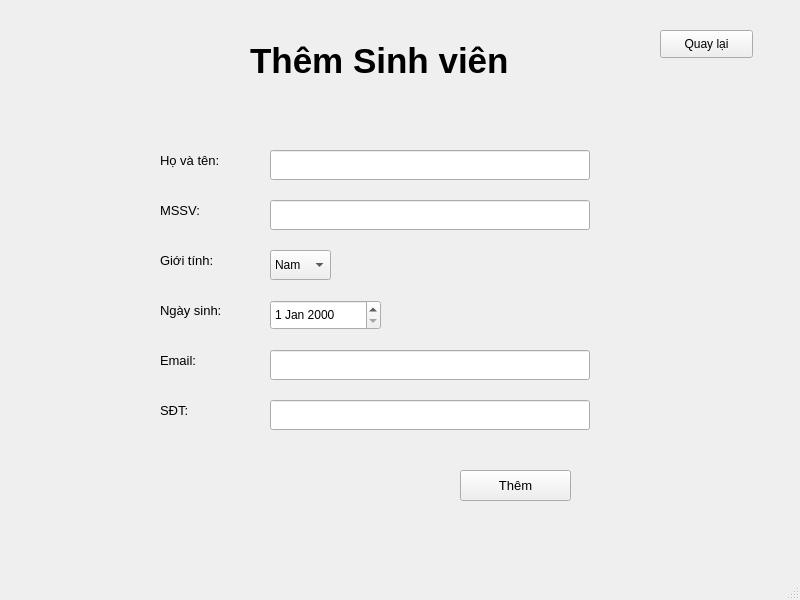
First picture: the form in projectPy/ThemSV.ui, repository Nhat2510/project-Python, before the edit.
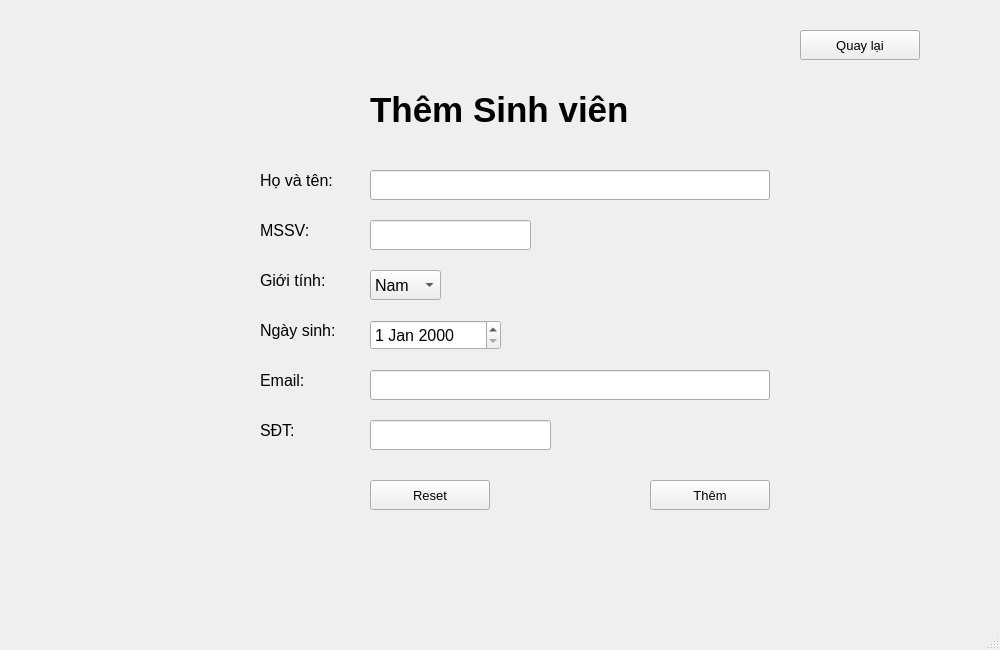
Second picture: the form after the edit.

```diff
--- a/projectPy/ThemSV.ui
+++ b/projectPy/ThemSV.ui
@@ -6,8 +6,8 @@
    <rect>
     <x>0</x>
     <y>0</y>
-    <width>800</width>
-    <height>600</height>
+    <width>1000</width>
+    <height>650</height>
    </rect>
   </property>
   <property name="windowTitle">
@@ -17,10 +17,10 @@
    <widget class="QLabel" name="label">
     <property name="geometry">
      <rect>
-      <x>250</x>
-      <y>30</y>
+      <x>370</x>
+      <y>80</y>
       <width>361</width>
-      <height>61</height>
+      <height>60</height>
      </rect>
     </property>
     <property name="font">
@@ -37,15 +37,15 @@
    <widget class="QLabel" name="label_2">
     <property name="geometry">
      <rect>
-      <x>160</x>
-      <y>150</y>
-      <width>81</width>
+      <x>260</x>
+      <y>170</y>
+      <width>100</width>
       <height>21</height>
      </rect>
     </property>
     <property name="font">
      <font>
-      <pointsize>10</pointsize>
+      <pointsize>12</pointsize>
      </font>
     </property>
     <property name="text">
@@ -55,22 +55,32 @@
    <widget class="QLineEdit" name="name">
     <property name="geometry">
      <rect>
-      <x>270</x>
-      <y>150</y>
-      <width>320</width>
+      <x>370</x>
+      <y>170</y>
+      <width>400</width>
       <height>30</height>
      </rect>
     </property>
+    <property name="font">
+     <font>
+      <pointsize>12</pointsize>
+     </font>
+    </property>
    </widget>
    <widget class="QLineEdit" name="Masv">
     <property name="geometry">
      <rect>
-      <x>270</x>
-      <y>200</y>
-      <width>320</width>
+      <x>370</x>
+      <y>220</y>
+      <width>161</width>
       <height>30</height>
      </rect>
     </property>
+    <property name="font">
+     <font>
+      <pointsize>12</pointsize>
+     </font>
+    </property>
     <property name="text">
      <string/>
     </property>
@@ -78,15 +88,15 @@
    <widget class="QLabel" name="label_3">
     <property name="geometry">
      <rect>
-      <x>160</x>
-      <y>200</y>
-      <width>81</width>
+      <x>260</x>
+      <y>220</y>
+      <width>100</width>
       <height>21</height>
      </rect>
     </property>
     <property name="font">
      <font>
-      <pointsize>10</pointsize>
+      <pointsize>12</pointsize>
      </font>
     </property>
     <property name="text">
@@ -96,15 +106,15 @@
    <widget class="QLabel" name="label_4">
     <property name="geometry">
      <rect>
-      <x>160</x>
-      <y>250</y>
-      <width>81</width>
+      <x>260</x>
+      <y>270</y>
+      <width>100</width>
       <height>21</height>
      </rect>
     </property>
     <property name="font">
      <font>
-      <pointsize>10</pointsize>
+      <pointsize>12</pointsize>
      </font>
     </property>
     <property name="text">
@@ -114,15 +124,15 @@
    <widget class="QLabel" name="label_5">
     <property name="geometry">
      <rect>
-      <x>160</x>
-      <y>300</y>
-      <width>81</width>
+      <x>260</x>
+      <y>320</y>
+      <width>100</width>
       <height>21</height>
      </rect>
     </property>
     <property name="font">
      <font>
-      <pointsize>10</pointsize>
+      <pointsize>12</pointsize>
      </font>
     </property>
     <property name="text">
@@ -132,25 +142,30 @@
    <widget class="QDateEdit" name="Ngay_sinh">
     <property name="geometry">
      <rect>
-      <x>270</x>
-      <y>300</y>
-      <width>111</width>
+      <x>370</x>
+      <y>320</y>
+      <width>131</width>
       <height>30</height>
      </rect>
     </property>
+    <property name="font">
+     <font>
+      <pointsize>12</pointsize>
+     </font>
+    </property>
    </widget>
    <widget class="QLabel" name="label_6">
     <property name="geometry">
      <rect>
-      <x>160</x>
-      <y>350</y>
-      <width>81</width>
+      <x>260</x>
+      <y>370</y>
+      <width>100</width>
       <height>21</height>
      </rect>
     </property>
     <property name="font">
      <font>
-      <pointsize>10</pointsize>
+      <pointsize>12</pointsize>
      </font>
     </property>
     <property name="text">
@@ -160,12 +175,17 @@
    <widget class="QLineEdit" name="Email">
     <property name="geometry">
      <rect>
-      <x>270</x>
-      <y>350</y>
-      <width>320</width>
+      <x>370</x>
+      <y>370</y>
+      <width>400</width>
       <height>30</height>
      </rect>
     </property>
+    <property name="font">
+     <font>
+      <pointsize>12</pointsize>
+     </font>
+    </property>
     <property name="text">
      <string/>
     </property>
@@ -173,12 +193,17 @@
    <widget class="QLineEdit" name="SDT">
     <property name="geometry">
      <rect>
-      <x>270</x>
-      <y>400</y>
-      <width>320</width>
+      <x>370</x>
+      <y>420</y>
+      <width>181</width>
       <height>30</height>
      </rect>
     </property>
+    <property name="font">
+     <font>
+      <pointsize>12</pointsize>
+     </font>
+    </property>
     <property name="text">
      <string/>
     </property>
@@ -186,15 +211,15 @@
    <widget class="QLabel" name="label_7">
     <property name="geometry">
      <rect>
-      <x>160</x>
-      <y>400</y>
-      <width>81</width>
+      <x>260</x>
+      <y>420</y>
+      <width>100</width>
       <height>21</height>
      </rect>
     </property>
     <property name="font">
      <font>
-      <pointsize>10</pointsize>
+      <pointsize>12</pointsize>
      </font>
     </property>
     <property name="text">
@@ -204,12 +229,17 @@
    <widget class="QComboBox" name="Gioi_tinh">
     <property name="geometry">
      <rect>
-      <x>270</x>
-      <y>250</y>
-      <width>61</width>
+      <x>370</x>
+      <y>270</y>
+      <width>71</width>
       <height>30</height>
      </rect>
     </property>
+    <property name="font">
+     <font>
+      <pointsize>12</pointsize>
+     </font>
+    </property>
     <item>
      <property name="text">
       <string>Nam</string>
@@ -224,10 +254,10 @@
    <widget class="QPushButton" name="btnAdd">
     <property name="geometry">
      <rect>
-      <x>460</x>
-      <y>470</y>
-      <width>111</width>
-      <height>31</height>
+      <x>650</x>
+      <y>480</y>
+      <width>120</width>
+      <height>30</height>
      </rect>
     </property>
     <property name="font">
@@ -242,16 +272,39 @@
    <widget class="QPushButton" name="btn_Back">
     <property name="geometry">
      <rect>
-      <x>660</x>
+      <x>800</x>
       <y>30</y>
-      <width>93</width>
-      <height>28</height>
+      <width>120</width>
+      <height>30</height>
      </rect>
     </property>
+    <property name="font">
+     <font>
+      <pointsize>10</pointsize>
+     </font>
+    </property>
     <property name="text">
      <string>Quay lại</string>
     </property>
    </widget>
+   <widget class="QPushButton" name="reset">
+    <property name="geometry">
+     <rect>
+      <x>370</x>
+      <y>480</y>
+      <width>120</width>
+      <height>30</height>
+     </rect>
+    </property>
+    <property name="font">
+     <font>
+      <pointsize>10</pointsize>
+     </font>
+    </property>
+    <property name="text">
+     <string>Reset</string>
+    </property>
+   </widget>
   </widget>
   <widget class="QMenuBar" name="menubar">
    <property name="geometry">
```
Left out of the diff: 2 changed lines with no effect on the pictures.
